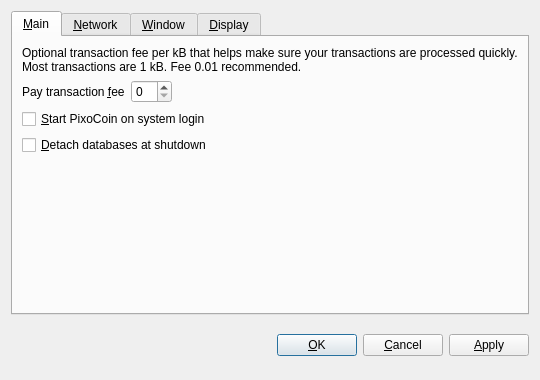
Qt form src/qt/forms/optionsdialog.ui (Pixocoin/Pixo-Cash) before a commit.
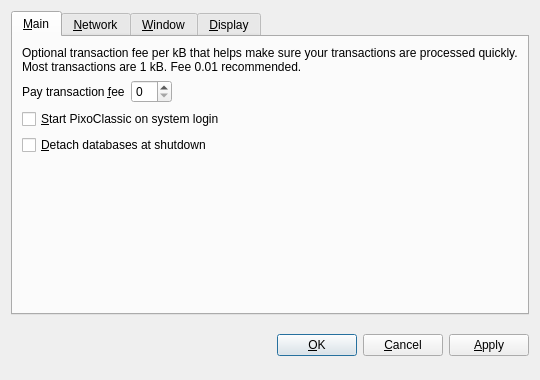
The same form after that commit. The open tabs and pages were chosen to show the change. Custom widgets are drawn as their Qt base class.

Diff of the .ui file:
```diff
--- a/src/qt/forms/optionsdialog.ui
+++ b/src/qt/forms/optionsdialog.ui
@@ -82,7 +82,7 @@
           <string>Automatically start PixoCoin after logging in to the system.</string>
          </property>
          <property name="text">
-          <string>&amp;Start PixoCoin on system login</string>
+          <string>&amp;Start PixoClassic on system login</string>
          </property>
         </widget>
        </item>
```
Left out of the diff: 10 changed lines with no effect on the pictures.
